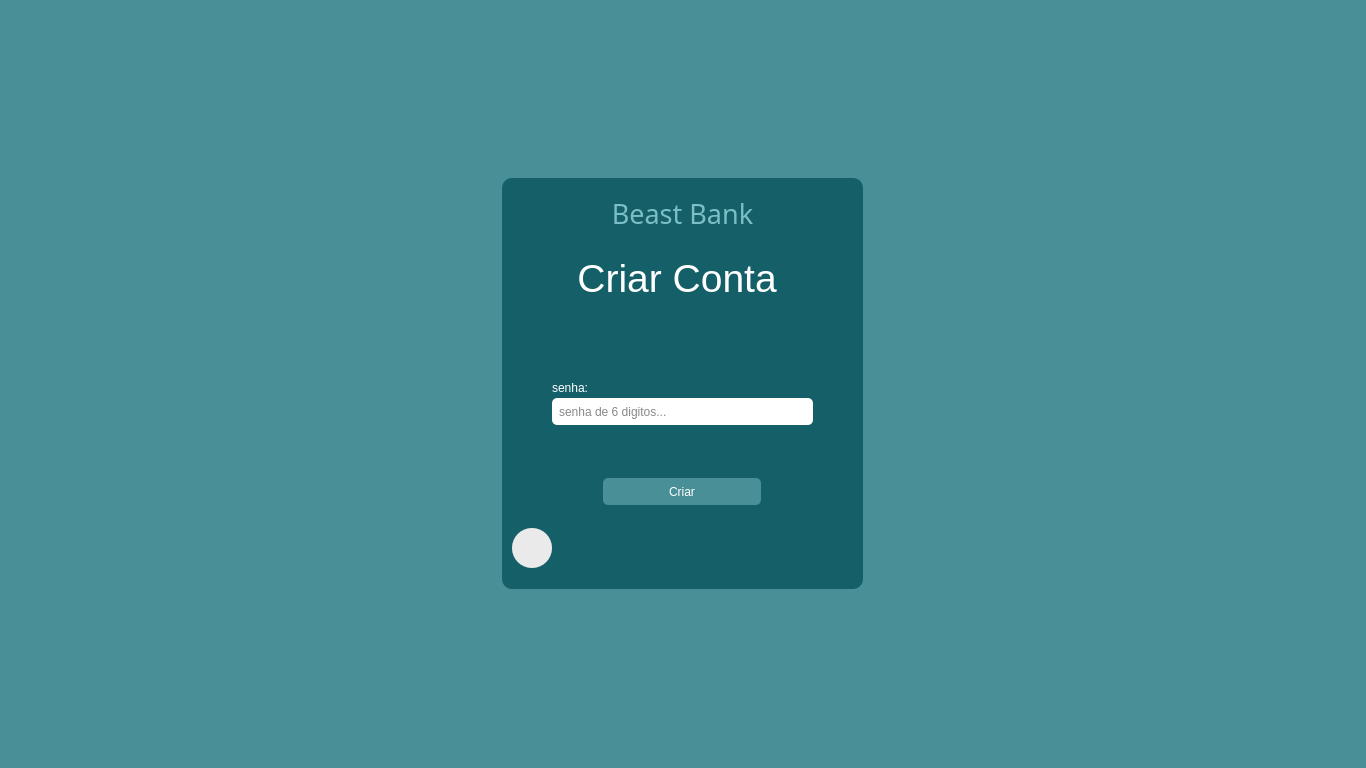
Old version of the form banco/ui/5_criar_conta.ui in the repository JoaoVitorMoreiraPassos/Banco_POO2.
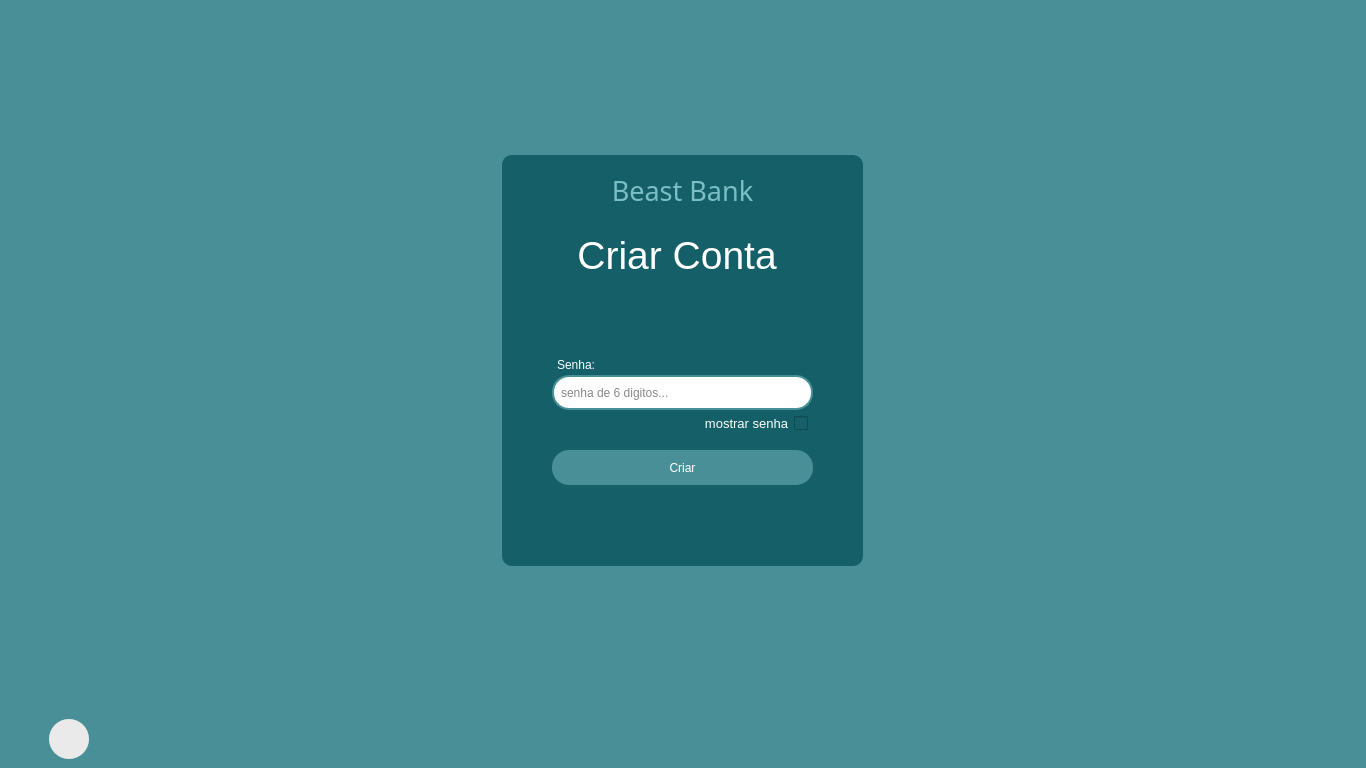
New version of the form.

The edit to the form file:
```diff
--- a/banco/ui/5_criar_conta.ui
+++ b/banco/ui/5_criar_conta.ui
@@ -20,6 +20,80 @@
   </property>
   <widget class="QWidget" name="centralwidget">
    <layout class="QGridLayout" name="gridLayout">
+    <item row="1" column="0">
+     <widget class="QFrame" name="frame_2">
+      <property name="maximumSize">
+       <size>
+        <width>16777215</width>
+        <height>40</height>
+       </size>
+      </property>
+      <property name="styleSheet">
+       <string notr="true">border: 0px</string>
+      </property>
+      <property name="frameShape">
+       <enum>QFrame::StyledPanel</enum>
+      </property>
+      <property name="frameShadow">
+       <enum>QFrame::Raised</enum>
+      </property>
+      <widget class="QPushButton" name="voltar">
+       <property name="geometry">
+        <rect>
+         <x>40</x>
+         <y>0</y>
+         <width>40</width>
+         <height>40</height>
+        </rect>
+       </property>
+       <property name="cursor">
+        <cursorShape>PointingHandCursor</cursorShape>
+       </property>
+       <property name="styleSheet">
+        <string notr="true">background-color: rgba(200, 200, 200, 51);
+border-radius: 20px;
+</string>
+       </property>
+       <property name="text">
+        <string/>
+       </property>
+      </widget>
+      <widget class="QLabel" name="img">
+       <property name="geometry">
+        <rect>
+         <x>40</x>
+         <y>0</y>
+         <width>40</width>
+         <height>40</height>
+        </rect>
+       </property>
+       <property name="cursor">
+        <cursorShape>PointingHandCursor</cursorShape>
+       </property>
+       <property name="styleSheet">
+        <string notr="true">background-color: rgb(243, 243, 243);
+border-radius: 20px;</string>
+       </property>
+       <property name="text">
+        <string/>
+       </property>
+      </widget>
+      <zorder>img</zorder>
+      <zorder>voltar</zorder>
+     </widget>
+    </item>
+    <item row="0" column="0">
+     <widget class="QFrame" name="frame_3">
+      <property name="styleSheet">
+       <string notr="true">border: 0px</string>
+      </property>
+      <property name="frameShape">
+       <enum>QFrame::StyledPanel</enum>
+      </property>
+      <property name="frameShadow">
+       <enum>QFrame::Raised</enum>
+      </property>
+      <layout class="QGridLayout" name="gridLayout_2">
     <item row="0" column="0">
      <widget class="QFrame" name="frame">
       <property name="minimumSize">
@@ -82,10 +156,10 @@
       <widget class="QPushButton" name="btn_criar">
        <property name="geometry">
         <rect>
-         <x>101</x>
-         <y>300</y>
-         <width>158</width>
-         <height>27</height>
+            <x>50</x>
+            <y>295</y>
+            <width>261</width>
+            <height>35</height>
         </rect>
        </property>
        <property name="cursor">
@@ -95,7 +169,7 @@
         <string notr="true">QPushButton {
 
 	background-color: #498f97;
-	border-radius: 5px;
+	border-radius: 17px;
 	color: #fff
 }
 
@@ -139,15 +213,24 @@
          <x>50</x>
          <y>220</y>
          <width>261</width>
-         <height>27</height>
+            <height>35</height>
         </rect>
        </property>
        <property name="styleSheet">
-        <string notr="true">background-color: #fff;
-color: #111;
-padding-left: 5px;
-border-radius: 5px;
-</string>
+           <string notr="true">QLineEdit{
+	background-color: #fff;
+	color: #111;
+	padding-left: 5px;
+	border-radius: 17px;
+	border: 2px solid #498f97;
+}
+
+QLineEdit:focus{
+	border: 2px ridge rgb(3, 151, 136)
+}</string>
+          </property>
+          <property name="echoMode">
+           <enum>QLineEdit::Password</enum>
        </property>
        <property name="placeholderText">
         <string>senha de 6 digitos...</string>
@@ -156,7 +239,7 @@
       <widget class="QLabel" name="label_3">
        <property name="geometry">
         <rect>
-         <x>50</x>
+            <x>55</x>
          <y>200</y>
          <width>72</width>
          <height>19</height>
@@ -166,57 +249,39 @@
         <string notr="true">color: #fff;</string>
        </property>
        <property name="text">
-        <string>senha:</string>
-       </property>
-      </widget>
-      <widget class="QPushButton" name="voltar">
+           <string>Senha:</string>
+          </property>
+         </widget>
+         <widget class="QCheckBox" name="checkBox">
        <property name="geometry">
         <rect>
-         <x>10</x>
-         <y>350</y>
-         <width>40</width>
-         <height>40</height>
-        </rect>
-       </property>
-       <property name="cursor">
-        <cursorShape>PointingHandCursor</cursorShape>
-       </property>
-       <property name="styleSheet">
-        <string notr="true">background-color: rgba(200, 200, 200, 51);
-border-radius: 20px;
-</string>
-       </property>
-       <property name="text">
-        <string/>
-       </property>
-      </widget>
-      <widget class="QLabel" name="img">
-       <property name="geometry">
-        <rect>
-         <x>10</x>
-         <y>350</y>
-         <width>40</width>
-         <height>40</height>
-        </rect>
-       </property>
-       <property name="cursor">
-        <cursorShape>PointingHandCursor</cursorShape>
-       </property>
+            <x>175</x>
+            <y>260</y>
+            <width>131</width>
+            <height>16</height>
+           </rect>
+          </property>
+          <property name="font">
+           <font>
+            <pointsize>10</pointsize>
+           </font>
+          </property>
+          <property name="layoutDirection">
+           <enum>Qt::RightToLeft</enum>
+          </property>
+          <property name="autoFillBackground">
+           <bool>false</bool>
+          </property>
        <property name="styleSheet">
-        <string notr="true">background-color: rgb(243, 243, 243);
-border-radius: 20px;</string>
+           <string notr="true">color: #fff;</string>
        </property>
        <property name="text">
-        <string/>
-       </property>
-      </widget>
-      <zorder>img</zorder>
-      <zorder>Titulo</zorder>
-      <zorder>btn_criar</zorder>
-      <zorder>label_2</zorder>
-      <zorder>senha</zorder>
-      <zorder>label_3</zorder>
-      <zorder>voltar</zorder>
+           <string>mostrar senha</string>
+          </property>
+         </widget>
+        </widget>
+       </item>
+      </layout>
      </widget>
     </item>
    </layout>
```
Lines whose indentation alone changed are shown as unchanged.
